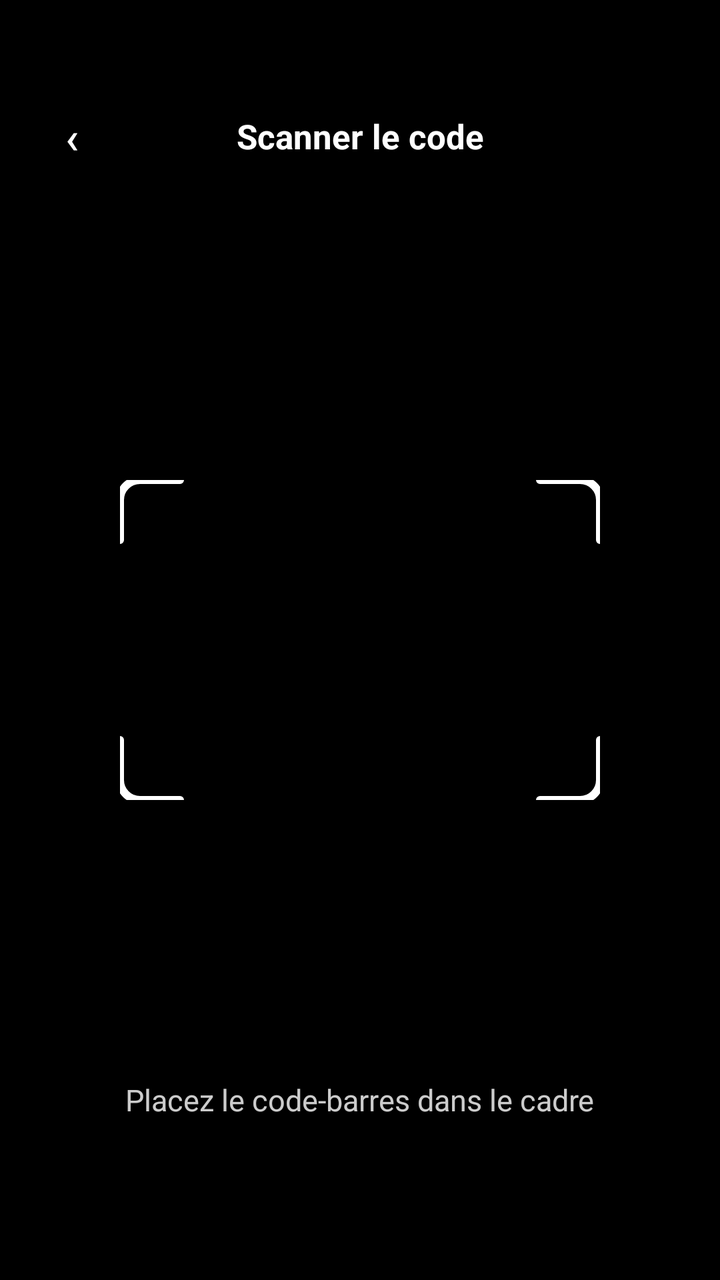
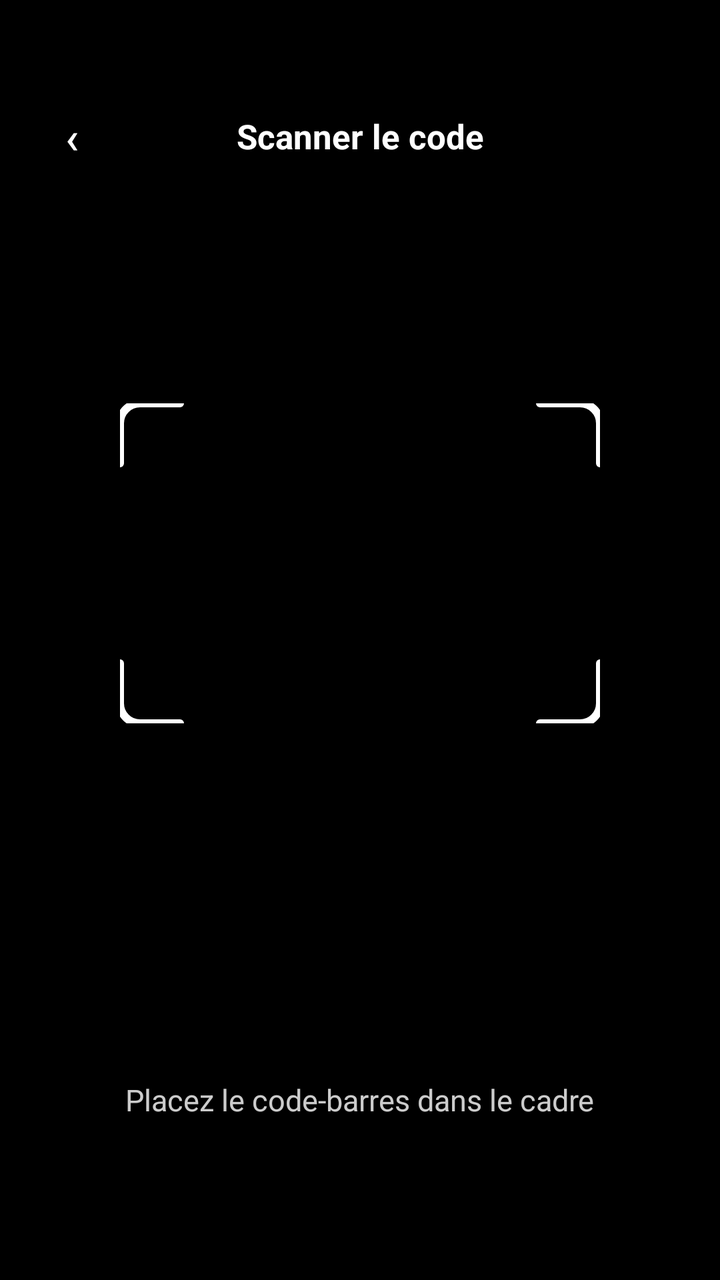

Compare the two renders of this Android layout. The source of the first and the diff that turns it into the second are given below.
<!-- AndroidManifest.xml: application theme Theme.MyAdermoShop -->
<!-- res/layout/activity_barcode_scan.xml -->
<?xml version="1.0" encoding="utf-8"?>
<androidx.constraintlayout.widget.ConstraintLayout
    xmlns:android="http://schemas.android.com/apk/res/android"
    xmlns:app="http://schemas.android.com/apk/res-auto"
    xmlns:tools="http://schemas.android.com/tools"
    android:layout_width="match_parent"
    android:layout_height="match_parent"
    android:background="#000000">

    <FrameLayout
        android:id="@+id/cameraPreview"
        android:layout_width="match_parent"
        android:layout_height="match_parent" />

    <View
        android:id="@+id/scanFrame"
        android:layout_width="240dp"
        android:layout_height="160dp"
        android:background="@drawable/ic_scan_frame"
        app:layout_constraintBottom_toBottomOf="parent"
        app:layout_constraintEnd_toEndOf="parent"
        app:layout_constraintStart_toStartOf="parent"
        app:layout_constraintTop_toTopOf="parent"
        app:layout_constraintVerticalBias="0.42"/>

    <LinearLayout
        android:layout_width="match_parent"
        android:layout_height="wrap_content"
        android:layout_marginTop="48dp"
        android:gravity="center_vertical"
        android:orientation="horizontal"
        android:paddingStart="16dp"
        android:paddingEnd="16dp"
        app:layout_constraintTop_toTopOf="parent"
        app:layout_constraintStart_toStartOf="parent">

        <com.google.android.material.button.MaterialButton
            android:id="@+id/btnBack"
            android:layout_width="40dp"
            android:layout_height="40dp"
            android:text="‹"
            android:textColor="#FFFFFF"
            android:textSize="22sp"
            android:padding="0dp"
            android:stateListAnimator="@null"
            app:backgroundTint="#60000000"
            app:cornerRadius="20dp"
            app:elevation="0dp"/>

        <TextView
            android:layout_width="0dp"
            android:layout_weight="1"
            android:layout_height="wrap_content"
            android:gravity="center"
            android:text="Scanner le code"
            android:textColor="#FFFFFF"
            android:textSize="17sp"
            android:textStyle="bold"/>

        <View
            android:layout_width="40dp"
            android:layout_height="40dp"/>

    </LinearLayout>

    <TextView
        android:layout_width="wrap_content"
        android:layout_height="wrap_content"
        android:layout_marginBottom="80dp"
        android:text="Placez le code-barres dans le cadre"
        android:textColor="#CCFFFFFF"
        android:textSize="15sp"
        app:layout_constraintBottom_toBottomOf="parent"
        app:layout_constraintEnd_toEndOf="parent"
        app:layout_constraintStart_toStartOf="parent"/>

</androidx.constraintlayout.widget.ConstraintLayout>
<!-- resources referenced by this layout -->
<resources>
  <!-- drawable ic_scan_frame (drawable) -->
  <vector xmlns:android="http://schemas.android.com/apk/res/android"
      android:width="240dp"
      android:height="160dp"
      android:viewportWidth="240"
      android:viewportHeight="160">
    <path
        android:pathData="M30,0 L10,0 C4.477,0 0,4.477 0,10 L0,30"
        android:strokeWidth="4"
        android:strokeColor="#FFFFFF"
        android:strokeLineCap="round"/>
    <path
        android:pathData="M210,0 L230,0 C235.523,0 240,4.477 240,10 L240,30"
        android:strokeWidth="4"
        android:strokeColor="#FFFFFF"
        android:strokeLineCap="round"/>
    <path
        android:pathData="M30,160 L10,160 C4.477,160 0,155.523 0,150 L0,130"
        android:strokeWidth="4"
        android:strokeColor="#FFFFFF"
        android:strokeLineCap="round"/>
    <path
        android:pathData="M210,160 L230,160 C235.523,160 240,155.523 240,150 L240,130"
        android:strokeWidth="4"
        android:strokeColor="#FFFFFF"
        android:strokeLineCap="round"/>
  </vector>
  <style name="Theme.MyAdermoShop" parent="Base.Theme.MyAdermoShop" />
  <style name="Base.Theme.MyAdermoShop" parent="Theme.Material3.DayNight.NoActionBar">
          
          
      </style>
</resources>

<!-- the commit's change to res/layout/activity_barcode_scan.xml (unified diff, before → after) -->
@@ -2,7 +2,6 @@
 <androidx.constraintlayout.widget.ConstraintLayout
     xmlns:android="http://schemas.android.com/apk/res/android"
     xmlns:app="http://schemas.android.com/apk/res-auto"
-    xmlns:tools="http://schemas.android.com/tools"
     android:layout_width="match_parent"
     android:layout_height="match_parent"
     android:background="#000000">
@@ -21,7 +20,7 @@
         app:layout_constraintEnd_toEndOf="parent"
         app:layout_constraintStart_toStartOf="parent"
         app:layout_constraintTop_toTopOf="parent"
-        app:layout_constraintVerticalBias="0.42"/>
+        app:layout_constraintVertical_bias="0.42"/>
 
     <LinearLayout
         android:layout_width="match_parent"
